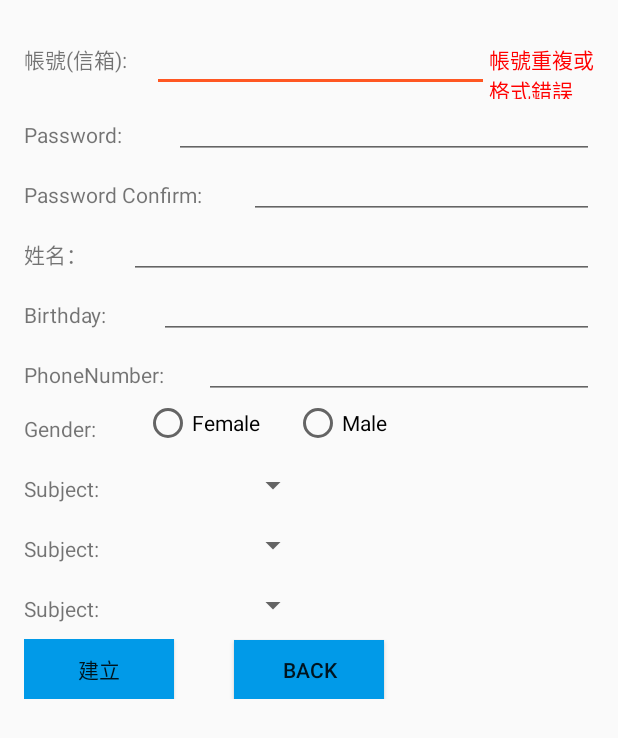
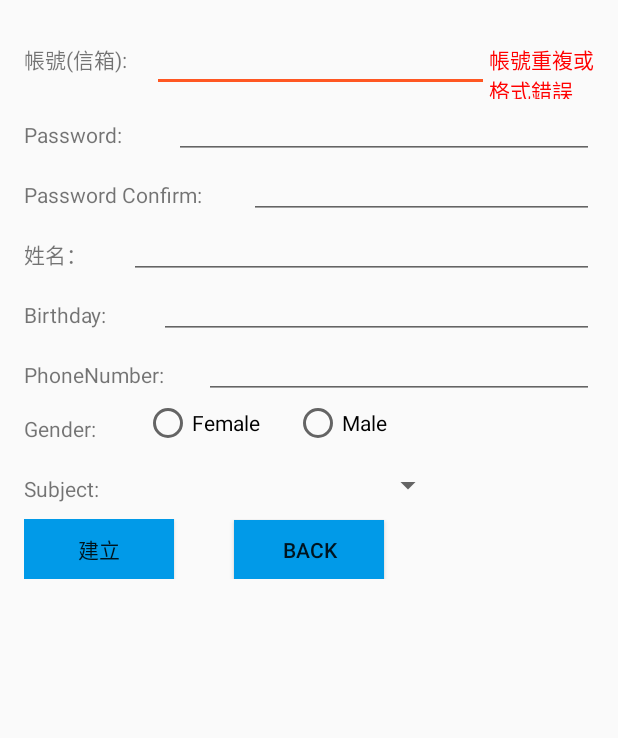
Before and after one commit to a9015633256/ProjectCP101005, an Android app: the layout fragment_teacher_register.xml on its own in the app's theme, with its tools: preview values and no code run, on a phone screen of 412 x 824 dp. Shown: the top 738 px of the screen. Run offline under Robolectric (Android 15) with nearby library versions, the phone set to English and light mode, and no system bars.

Commit message:
2018.5.14

```diff
--- a/app/src/main/java/com/example/yangwensing/myapplication/login/RegisterFragment.java
+++ b/app/src/main/java/com/example/yangwensing/myapplication/login/RegisterFragment.java
@@ -147,18 +147,12 @@ public class RegisterFragment extends Fragment {
 
 
         //科目選單設定
-        Spinner spinner1 = view.findViewById(R.id.spSubject1);
+        final Spinner spinner1 = view.findViewById(R.id.spSubject1);
         ArrayAdapter<CharSequence> subjectList = ArrayAdapter.createFromResource(getActivity(),
                 R.array.subject,
                 android.R.layout.simple_spinner_dropdown_item);
         spinner1.setAdapter(subjectList);
-        Spinner spinner2 = view.findViewById(R.id.spSubject2);
-        ArrayAdapter<CharSequence> anothersubjectList = ArrayAdapter.createFromResource(getActivity(),
-                R.array.anothersubject,
-                android.R.layout.simple_spinner_dropdown_item);
-        spinner2.setAdapter(anothersubjectList);
-        Spinner spinner3 = view.findViewById(R.id.spSubject3);
-        spinner3.setAdapter(anothersubjectList);
+
         //科目選單設定
 
 
@@ -224,7 +218,8 @@ public class RegisterFragment extends Fragment {
                 String passwordconfirm = rgPasswordconfirm.getText().toString().trim();
                 String name = rgName.getText().toString();
                 String birthday = rgbirthday.getText().toString();
-                int phone = Integer.valueOf(rgphone.getText().toString());
+                String phone = rgphone.getText().toString();
+                String subject = spinner1.getSelectedItem().toString();
                 int gender = ggender;
 
 
@@ -249,6 +244,8 @@ public class RegisterFragment extends Fragment {
                     jsonObject.addProperty("phone", phone);
                     jsonObject.addProperty("gender", gender);
                     jsonObject.addProperty("birthday", birthday);
+                    jsonObject.addProperty("subject", subject);
+
 
                     accounts.clear();
 
--- a/app/src/main/java/com/example/yangwensing/myapplication/main/Common.java
+++ b/app/src/main/java/com/example/yangwensing/myapplication/main/Common.java
@@ -30,7 +30,7 @@ public class Common {
     //常用字串
     private static final String TAG = "Common";
     public final static String PREF_FILE = "preference";
-    public final static String URL = "http://10.0.2.2:8080/SchoolConnectionBook";
+    public final static String URL = "http://10.0.2.2:8080/PleaseLogin";
     public final static String URLForMingTa = "http://10.0.2.2:8080/iContact";
     public static final String SERVER_URI =
             "http://10.0.2.2:8080/PleaseLogin/TwoChatServer/";
--- a/app/src/main/res/layout/fragment_teacher_register.xml
+++ b/app/src/main/res/layout/fragment_teacher_register.xml
@@ -168,47 +168,9 @@
 
         <Spinner
             android:id="@+id/spSubject1"
-            android:layout_width="105dp"
+            android:layout_width="195dp"
             android:layout_height="wrap_content"
-            android:layout_marginEnd="190dp"
-            android:layout_marginTop="5dp" />
-    </LinearLayout>
-    <LinearLayout
-        android:layout_width="match_parent"
-        android:layout_height="40dp"
-        android:orientation="horizontal">
-
-        <TextView
-            android:layout_width="wrap_content"
-            android:layout_height="wrap_content"
-            android:layout_weight="1"
-            android:paddingTop="10dp"
-            android:text="@string/textSubject" />
-
-        <Spinner
-            android:id="@+id/spSubject2"
-            android:layout_width="105dp"
-            android:layout_height="wrap_content"
-            android:layout_marginEnd="190dp"
-            android:layout_marginTop="5dp" />
-    </LinearLayout>
-    <LinearLayout
-        android:layout_width="match_parent"
-        android:layout_height="40dp"
-        android:orientation="horizontal">
-
-        <TextView
-            android:layout_width="wrap_content"
-            android:layout_height="wrap_content"
-            android:layout_weight="1"
-            android:paddingTop="10dp"
-            android:text="@string/textSubject" />
-
-        <Spinner
-            android:id="@+id/spSubject3"
-            android:layout_width="105dp"
-            android:layout_height="wrap_content"
-            android:layout_marginEnd="190dp"
+            android:layout_marginEnd="100dp"
             android:layout_marginTop="5dp" />
     </LinearLayout>
 
```
